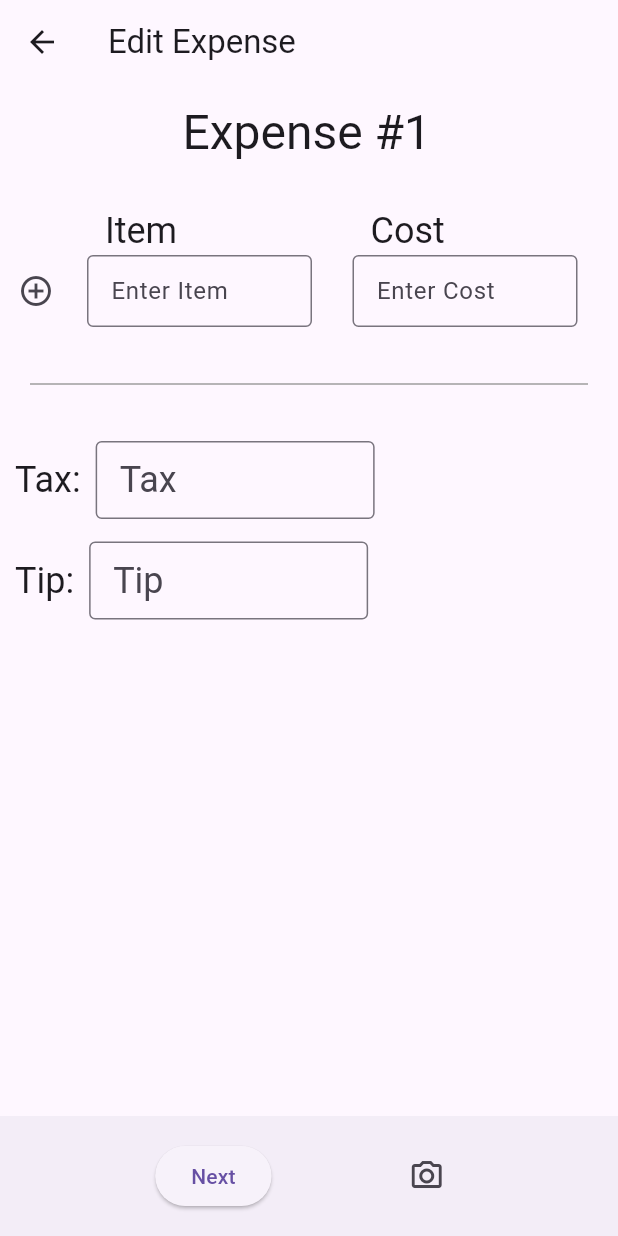
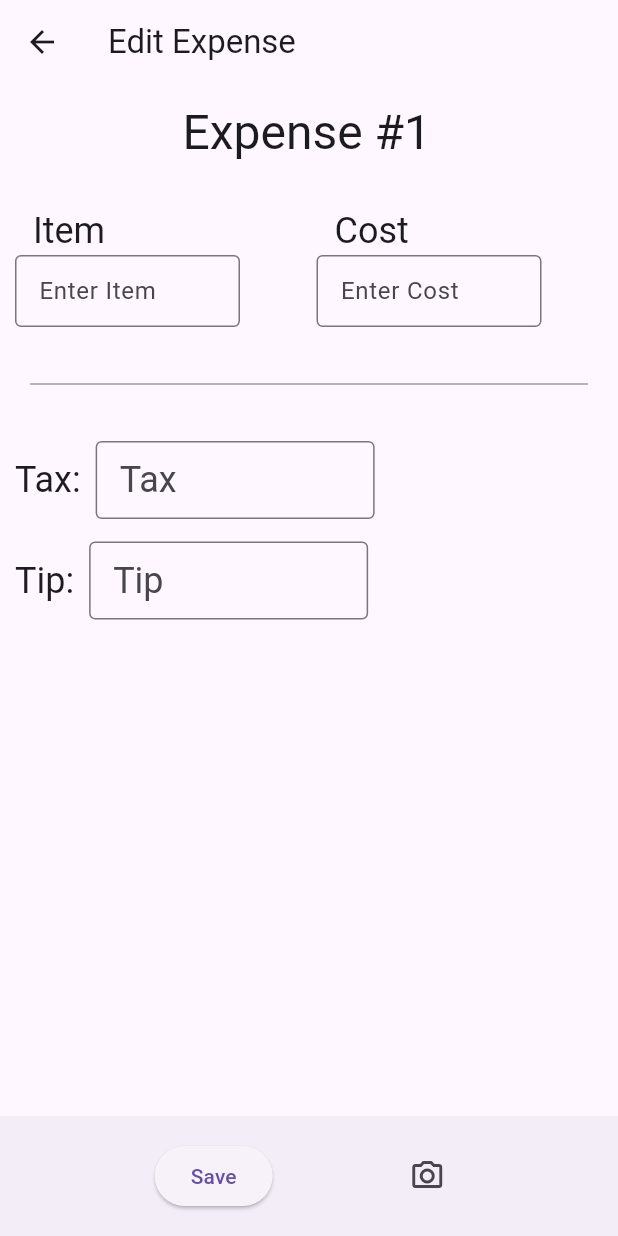
Before and after one commit to bradhu25/QuirkyQuarters, a Flutter app: the EditExpenseRoute screen opened directly, on a phone screen of 412 x 824 dp. Run offline on Flutter 3.47's test engine with Material 3 defaults, Android fonts, the light colour scheme and no system bars; our stand-ins replace cloud_firestore, firebase_core, image_picker; accounts and stored records are empty.

Commit message:
Made all text editable and remove + button

```diff
--- a/lib/screens/edit_expense.dart
+++ b/lib/screens/edit_expense.dart
@@ -14,8 +14,8 @@ class _EditExpenseRouteState extends State<EditExpenseRoute> {
   Receipt receipt = Receipt.emptyReceipt();
 
   final TextEditingController expenseTitleController = TextEditingController(text: "Expense #1");
-  final TextEditingController itemController = TextEditingController();
-  final TextEditingController costController = TextEditingController();
+  List<TextEditingController> itemControllers = [TextEditingController()];
+  List<TextEditingController> costControllers = [TextEditingController()];
   final TextEditingController taxController = TextEditingController();
   final TextEditingController tipController = TextEditingController();
 
@@ -25,8 +25,6 @@ class _EditExpenseRouteState extends State<EditExpenseRoute> {
     receipt.tax = tax;
     receipt.tip = tip;
     receipt.title = expenseTitleController.text;
-
-    print(receipt.toString());
 
     // TODO: [DEV] Consider update vs add case.
     FirebaseFirestore.instance
@@ -51,15 +49,40 @@ class _EditExpenseRouteState extends State<EditExpenseRoute> {
     );
   }
 
+  editItem(int i) {
+    var item = itemControllers[i].text;
+    if (item.isNotEmpty) {
+      setState(() {
+        receipt.entries[i].item = item;
+      });
+    }
+  }
+
+  editCost(int i) {
+    var cost = double.tryParse(costControllers[i].text);
+    if (cost != null) {
+      setState(() {
+        cost = (100 * cost!).truncateToDouble() / 100;
+        costControllers[i].text = cost!.toStringAsFixed(2);
+
+        receipt.total = receipt.total - receipt.entries[i].cost + cost!;
+        receipt.entries[i].cost = cost!;
+      });
+    }
+  }
+
+
   addNewItemAndCost() {
-    var item = itemController.text;
-    var cost = double.tryParse(costController.text);
+    var item = itemControllers.last.text;
+    var cost = double.tryParse(costControllers.last.text);
     if (item.isNotEmpty && cost != null) {
       setState(() {
-        receipt.entries.add(ItemCostPayer(item: item, cost: cost, payer: null));
-        receipt.total += cost;
-        itemController.clear();
-        costController.clear();
+        cost = (100 * cost!).truncateToDouble() / 100;
+        costControllers.last.text = cost!.toStringAsFixed(2);
+        receipt.entries.add(ItemCostPayer(item: item, cost: cost!, payer: null));
+        receipt.total += cost!;
+        itemControllers.add(TextEditingController());
+        costControllers.add(TextEditingController());
       });
     }
   }
@@ -111,12 +134,6 @@ class _EditExpenseRouteState extends State<EditExpenseRoute> {
                     //             removeItemAndCost(i);
                     //           },
                     //         ),
-                    IconButton(
-                      icon: Icon(Icons.add_circle_outline),
-                      onPressed: () {
-                        addNewItemAndCost();
-                      },
-                    ),
                     SizedBox(width: 10), // Provides spacing between the button and the text fields
                     Expanded(
                       flex: 2,
@@ -127,8 +144,16 @@ class _EditExpenseRouteState extends State<EditExpenseRoute> {
                             padding: EdgeInsets.only(left: 12), // Align the label text with the TextField content
                             child: Text("Item", style: Theme.of(context).textTheme.headlineSmall),
                           ),
-                          for (var entry in receipt.entries)
-                            Text(entry.item),
+                          for (var i = 0; i < receipt.entries.length; i++)
+                            TextField(
+                              decoration: InputDecoration(
+                                contentPadding: EdgeInsets.symmetric(vertical: 10, horizontal: 12),
+                                border: OutlineInputBorder(),
+                              ),
+                              controller: itemControllers[i],
+                              onTapOutside: (_) { editItem(i); },
+                              onSubmitted: (_) { editItem(i); },
+                            ),
                           Container(
                             margin: EdgeInsets.only(right: 10),
                             constraints: BoxConstraints(maxWidth: 150), // Smaller width for the text box
@@ -138,7 +163,9 @@ class _EditExpenseRouteState extends State<EditExpenseRoute> {
                                 contentPadding: EdgeInsets.symmetric(vertical: 10, horizontal: 12),
                                 border: OutlineInputBorder(),
                               ),
-                              controller: itemController,
+                              controller: itemControllers.last,
+                              onTapOutside: (_) { addNewItemAndCost(); },
+                              onSubmitted: (_) { addNewItemAndCost(); },
                             ),
                           ),
                         ],
@@ -153,8 +180,16 @@ class _EditExpenseRouteState extends State<EditExpenseRoute> {
                             padding: EdgeInsets.only(left: 12), // Align the label text with the TextField content
                             child: Text("Cost", style: Theme.of(context).textTheme.headlineSmall),
                           ),
-                          for (var entry in receipt.entries)
-                            Text("\$${entry.cost.toStringAsFixed(2)}"),
+                          for (var i = 0; i < receipt.entries.length; i++)
+                            TextField(
+                              decoration: InputDecoration(
+                                contentPadding: EdgeInsets.symmetric(vertical: 10, horizontal: 12),
+                                border: OutlineInputBorder(),
+                              ),
+                              controller: costControllers[i],
+                              onTapOutside: (_) { editCost(i); },
+                              onSubmitted: (_) { editCost(i); },
+                            ),
                           Container(
                             margin: EdgeInsets.only(right: 10), // Added to prevent the box from touching the screen's side
                             constraints: BoxConstraints(maxWidth: 150), // Smaller width for the text box
@@ -164,7 +199,9 @@ class _EditExpenseRouteState extends State<EditExpenseRoute> {
                                 contentPadding: EdgeInsets.symmetric(vertical: 10, horizontal: 12),
                                 border: OutlineInputBorder(), // Adds a border around the TextField
                               ),
-                              controller: costController,
+                              controller: costControllers.last,
+                              onTapOutside: (_){ addNewItemAndCost(); },
+                              onSubmitted: (_){ addNewItemAndCost(); },
                             ),
                           ),
                         ],
@@ -248,7 +285,7 @@ class _EditExpenseRouteState extends State<EditExpenseRoute> {
                     onPressed: () {
                       goToReceiptSummary();
                     },
-                    child: const Text('Next'),
+                    child: const Text('Save'),
                   ),
                   IconButton(
                     icon: Icon(Icons.camera_alt_outlined),
```
